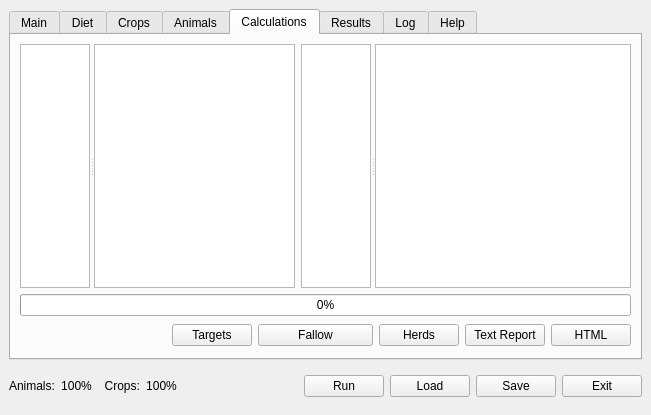
Above: src/ui/lamainformbase.ui from arkygeek/landuseanalyst before the change. Below: the same form after it.
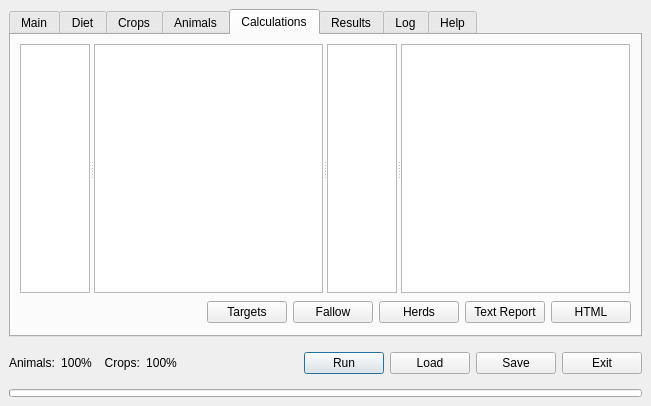
That is the form after the change. The open tabs and pages were chosen to show the change. Icons and pictures are not drawn.

Commit message: graphics for both animals and crops functional, but buggy for some reason the file dialog loads twice should be once added a skinny progress bar on bottom of main form.

```diff
--- a/src/ui/lamainformbase.ui
+++ b/src/ui/lamainformbase.ui
@@ -7,7 +7,7 @@
     <x>0</x>
     <y>0</y>
     <width>651</width>
-    <height>415</height>
+    <height>406</height>
    </rect>
   </property>
   <property name="sizePolicy" >
@@ -31,6 +31,227 @@
    <property name="spacing" >
     <number>6</number>
    </property>
+   <item row="1" column="0" >
+    <layout class="QVBoxLayout" >
+     <property name="margin" >
+      <number>0</number>
+     </property>
+     <property name="spacing" >
+      <number>6</number>
+     </property>
+     <item>
+      <layout class="QHBoxLayout" >
+       <property name="margin" >
+        <number>0</number>
+       </property>
+       <property name="spacing" >
+        <number>6</number>
+       </property>
+       <item>
+        <widget class="QLabel" name="label_5" >
+         <property name="toolTip" >
+          <string>&lt;html>&lt;head>&lt;meta name="qrichtext" content="1" />&lt;style type="text/css">
+p, li { white-space: pre-wrap; }
+&lt;/style>&lt;/head>&lt;body style=" font-family:'Sans Serif'; font-size:9pt; font-weight:400; font-style:normal; text-decoration:none;">
+&lt;p style=" margin-top:0px; margin-bottom:0px; margin-left:0px; margin-right:0px; -qt-block-indent:0; text-indent:0px;">This is the sum of percent of diet figures for all of the animals being used in the model.  &lt;span style=" font-weight:600; font-style:italic; text-decoration: underline; color:#0000ff;">This must be 100%&lt;/span> to run!&lt;/p>&lt;/body>&lt;/html></string>
+         </property>
+         <property name="text" >
+          <string>Animals:</string>
+         </property>
+        </widget>
+       </item>
+       <item>
+        <widget class="QLabel" name="labelAnimalCheck" >
+         <property name="toolTip" >
+          <string>&lt;html>&lt;head>&lt;meta name="qrichtext" content="1" />&lt;style type="text/css">
+p, li { white-space: pre-wrap; }
+&lt;/style>&lt;/head>&lt;body style=" font-family:'Sans Serif'; font-size:9pt; font-weight:400; font-style:normal; text-decoration:none;">
+&lt;p style=" margin-top:0px; margin-bottom:0px; margin-left:0px; margin-right:0px; -qt-block-indent:0; text-indent:0px;">This is the sum of percent of diet figures for all of the animals being used in the model.  &lt;span style=" font-weight:600; font-style:italic; text-decoration: underline; color:#0000ff;">This must be 100%&lt;/span> to run!&lt;/p>&lt;/body>&lt;/html></string>
+         </property>
+         <property name="text" >
+          <string>100%</string>
+         </property>
+         <property name="alignment" >
+          <set>Qt::AlignCenter</set>
+         </property>
+        </widget>
+       </item>
+       <item>
+        <widget class="QLabel" name="label_3" >
+         <property name="toolTip" >
+          <string>&lt;html>&lt;head>&lt;meta name="qrichtext" content="1" />&lt;style type="text/css">
+p, li { white-space: pre-wrap; }
+&lt;/style>&lt;/head>&lt;body style=" font-family:'Sans Serif'; font-size:9pt; font-weight:400; font-style:normal; text-decoration:none;">
+&lt;p style=" margin-top:0px; margin-bottom:0px; margin-left:0px; margin-right:0px; -qt-block-indent:0; text-indent:0px;">This is the sum of percent of diet figures for all of the crops being used in the model.  &lt;span style=" font-weight:600; font-style:italic; text-decoration: underline; color:#0000ff;">This must be 100%&lt;/span> to run!&lt;/p>&lt;/body>&lt;/html></string>
+         </property>
+         <property name="text" >
+          <string>  Crops:</string>
+         </property>
+        </widget>
+       </item>
+       <item>
+        <widget class="QLabel" name="labelCropCheck" >
+         <property name="toolTip" >
+          <string>&lt;html>&lt;head>&lt;meta name="qrichtext" content="1" />&lt;style type="text/css">
+p, li { white-space: pre-wrap; }
+&lt;/style>&lt;/head>&lt;body style=" font-family:'Sans Serif'; font-size:9pt; font-weight:400; font-style:normal; text-decoration:none;">
+&lt;p style=" margin-top:0px; margin-bottom:0px; margin-left:0px; margin-right:0px; -qt-block-indent:0; text-indent:0px;">This is the sum of percent of diet figures for all of the crops being used in the model.  &lt;span style=" font-weight:600; font-style:italic; text-decoration: underline; color:#0000ff;">This must be 100%&lt;/span> to run!&lt;/p>&lt;/body>&lt;/html></string>
+         </property>
+         <property name="text" >
+          <string>100%</string>
+         </property>
+         <property name="alignment" >
+          <set>Qt::AlignCenter</set>
+         </property>
+        </widget>
+       </item>
+       <item>
+        <spacer>
+         <property name="orientation" >
+          <enum>Qt::Horizontal</enum>
+         </property>
+         <property name="sizeHint" >
+          <size>
+           <width>16</width>
+           <height>40</height>
+          </size>
+         </property>
+        </spacer>
+       </item>
+       <item>
+        <widget class="QPushButton" name="pushButtonRun" >
+         <property name="sizePolicy" >
+          <sizepolicy>
+           <hsizetype>0</hsizetype>
+           <vsizetype>0</vsizetype>
+           <horstretch>0</horstretch>
+           <verstretch>0</verstretch>
+          </sizepolicy>
+         </property>
+         <property name="minimumSize" >
+          <size>
+           <width>0</width>
+           <height>0</height>
+          </size>
+         </property>
+         <property name="toolTip" >
+          <string>&lt;html>&lt;head>&lt;meta name="qrichtext" content="1" />&lt;style type="text/css">
+p, li { white-space: pre-wrap; }
+&lt;/style>&lt;/head>&lt;body style=" font-family:'Sans Serif'; font-size:9pt; font-weight:400; font-style:normal; text-decoration:none;">
+&lt;p style=" margin-top:0px; margin-bottom:0px; margin-left:0px; margin-right:0px; -qt-block-indent:0; text-indent:0px;">Run the model.&lt;/p>&lt;/body>&lt;/html></string>
+         </property>
+         <property name="whatsThis" >
+          <string>&lt;html>&lt;head>&lt;meta name="qrichtext" content="1" />&lt;style type="text/css">
+p, li { white-space: pre-wrap; }
+&lt;/style>&lt;/head>&lt;body style=" font-family:'Sans Serif'; font-size:9pt; font-weight:400; font-style:normal; text-decoration:none;">
+&lt;p style=" margin-top:0px; margin-bottom:0px; margin-left:0px; margin-right:0px; -qt-block-indent:0; text-indent:0px;">Pressing Calculate! will attempt to run the model with the parameters you have chosen.  If there are any errors, this process will fail, and indicate to you what the problem was.  To be on the safe side, always save your model before attempting to Calculate! it.  All results will be saved if the model runs correctly.&lt;/p>&lt;/body>&lt;/html></string>
+         </property>
+         <property name="text" >
+          <string>Run</string>
+         </property>
+        </widget>
+       </item>
+       <item>
+        <widget class="QPushButton" name="pushButtonLoad" >
+         <property name="sizePolicy" >
+          <sizepolicy>
+           <hsizetype>0</hsizetype>
+           <vsizetype>0</vsizetype>
+           <horstretch>0</horstretch>
+           <verstretch>0</verstretch>
+          </sizepolicy>
+         </property>
+         <property name="minimumSize" >
+          <size>
+           <width>0</width>
+           <height>0</height>
+          </size>
+         </property>
+         <property name="toolTip" >
+          <string>&lt;html>&lt;head>&lt;meta name="qrichtext" content="1" />&lt;style type="text/css">
+p, li { white-space: pre-wrap; }
+&lt;/style>&lt;/head>&lt;body style=" font-family:'Sans Serif'; font-size:9pt; font-weight:400; font-style:normal; text-decoration:none;">
+&lt;p style=" margin-top:0px; margin-bottom:0px; margin-left:0px; margin-right:0px; -qt-block-indent:0; text-indent:0px;">Load previously saved model parameters.&lt;/p>&lt;/body>&lt;/html></string>
+         </property>
+         <property name="text" >
+          <string>Load</string>
+         </property>
+        </widget>
+       </item>
+       <item>
+        <widget class="QPushButton" name="pushButtonSave" >
+         <property name="sizePolicy" >
+          <sizepolicy>
+           <hsizetype>0</hsizetype>
+           <vsizetype>0</vsizetype>
+           <horstretch>0</horstretch>
+           <verstretch>0</verstretch>
+          </sizepolicy>
+         </property>
+         <property name="toolTip" >
+          <string>&lt;html>&lt;head>&lt;meta name="qrichtext" content="1" />&lt;style type="text/css">
+p, li { white-space: pre-wrap; }
+&lt;/style>&lt;/head>&lt;body style=" font-family:'Sans Serif'; font-size:9pt; font-weight:400; font-style:normal; text-decoration:none;">
+&lt;p style=" margin-top:0px; margin-bottom:0px; margin-left:0px; margin-right:0px; -qt-block-indent:0; text-indent:0px;">Save all settings of this model to a file&lt;/p>&lt;/body>&lt;/html></string>
+         </property>
+         <property name="text" >
+          <string>Save</string>
+         </property>
+        </widget>
+       </item>
+       <item>
+        <widget class="QPushButton" name="pushButtonExit" >
+         <property name="sizePolicy" >
+          <sizepolicy>
+           <hsizetype>0</hsizetype>
+           <vsizetype>0</vsizetype>
+           <horstretch>0</horstretch>
+           <verstretch>0</verstretch>
+          </sizepolicy>
+         </property>
+         <property name="toolTip" >
+          <string>&lt;html>&lt;head>&lt;meta name="qrichtext" content="1" />&lt;style type="text/css">
+p, li { white-space: pre-wrap; }
+&lt;/style>&lt;/head>&lt;body style=" font-family:'Sans Serif'; font-size:9pt; font-weight:400; font-style:normal; text-decoration:none;">
+&lt;p style="-qt-paragraph-type:empty; margin-top:0px; margin-bottom:0px; margin-left:0px; margin-right:0px; -qt-block-indent:0; text-indent:0px;">&lt;/p>&lt;/body>&lt;/html></string>
+         </property>
+         <property name="text" >
+          <string>Exit</string>
+         </property>
+        </widget>
+       </item>
+      </layout>
+     </item>
+     <item>
+      <widget class="QProgressBar" name="progressBarCalcs" >
+       <property name="maximumSize" >
+        <size>
+         <width>16777215</width>
+         <height>8</height>
+        </size>
+       </property>
+       <property name="toolTip" >
+        <string>&lt;html>&lt;head>&lt;meta name="qrichtext" content="1" />&lt;style type="text/css">
+p, li { white-space: pre-wrap; }
+&lt;/style>&lt;/head>&lt;body style=" font-family:'Sans Serif'; font-size:9pt; font-weight:400; font-style:normal; text-decoration:none;">
+&lt;p style=" margin-top:0px; margin-bottom:0px; margin-left:0px; margin-right:0px; -qt-block-indent:0; text-indent:0px;">Shows when program is busy, or progress of tasks.&lt;/p>&lt;/body>&lt;/html></string>
+       </property>
+       <property name="value" >
+        <number>0</number>
+       </property>
+       <property name="textVisible" >
+        <bool>false</bool>
+       </property>
+       <property name="orientation" >
+        <enum>Qt::Horizontal</enum>
+       </property>
+       <property name="format" >
+        <string>%p%</string>
+       </property>
+      </widget>
+     </item>
+    </layout>
+   </item>
    <item row="0" column="0" >
     <widget class="QTabWidget" name="MainTabs" >
      <property name="sizePolicy" >
@@ -1791,65 +2012,11 @@
        <property name="spacing" >
         <number>6</number>
        </property>
-       <item row="1" column="0" colspan="7" >
-        <widget class="QProgressBar" name="progressBarCalcs" >
-         <property name="value" >
-          <number>0</number>
-         </property>
+       <item row="0" column="0" colspan="6" >
+        <widget class="QSplitter" name="splitter_4" >
          <property name="orientation" >
           <enum>Qt::Horizontal</enum>
          </property>
-        </widget>
-       </item>
-       <item row="2" column="5" >
-        <widget class="QPushButton" name="pbnText" >
-         <property name="text" >
-          <string>Text Report</string>
-         </property>
-        </widget>
-       </item>
-       <item row="2" column="4" >
-        <widget class="QPushButton" name="pbnHerds" >
-         <property name="text" >
-          <string>Herds</string>
-         </property>
-        </widget>
-       </item>
-       <item row="2" column="6" >
-        <widget class="QPushButton" name="pbnHtml" >
-         <property name="text" >
-          <string>HTML</string>
-         </property>
-        </widget>
-       </item>
-       <item row="2" column="2" colspan="2" >
-        <widget class="QPushButton" name="pbnFallow" >
-         <property name="text" >
-          <string>Fallow</string>
-         </property>
-        </widget>
-       </item>
-       <item row="2" column="1" >
-        <widget class="QPushButton" name="pbnTargets" >
-         <property name="text" >
-          <string>Targets</string>
-         </property>
-        </widget>
-       </item>
-       <item row="2" column="0" >
-        <spacer>
-         <property name="orientation" >
-          <enum>Qt::Horizontal</enum>
-         </property>
-         <property name="sizeHint" >
-          <size>
-           <width>341</width>
-           <height>27</height>
-          </size>
-         </property>
-        </spacer>
-       </item>
-       <item row="0" column="0" colspan="3" >
         <widget class="QSplitter" name="splitter_2" >
          <property name="orientation" >
           <enum>Qt::Horizontal</enum>
@@ -1901,8 +2068,6 @@
           </property>
          </widget>
         </widget>
-       </item>
-       <item row="0" column="3" colspan="4" >
         <widget class="QSplitter" name="splitter_5" >
          <property name="orientation" >
           <enum>Qt::Horizontal</enum>
@@ -1954,6 +2119,55 @@
           </property>
          </widget>
         </widget>
+        </widget>
+       </item>
+       <item row="1" column="0" >
+        <spacer>
+         <property name="orientation" >
+          <enum>Qt::Horizontal</enum>
+         </property>
+         <property name="sizeHint" >
+          <size>
+           <width>341</width>
+           <height>27</height>
+          </size>
+         </property>
+        </spacer>
+       </item>
+       <item row="1" column="1" >
+        <widget class="QPushButton" name="pbnTargets" >
+         <property name="text" >
+          <string>Targets</string>
+         </property>
+        </widget>
+       </item>
+       <item row="1" column="2" >
+        <widget class="QPushButton" name="pbnFallow" >
+         <property name="text" >
+          <string>Fallow</string>
+         </property>
+        </widget>
+       </item>
+       <item row="1" column="5" >
+        <widget class="QPushButton" name="pbnHtml" >
+         <property name="text" >
+          <string>HTML</string>
+         </property>
+        </widget>
+       </item>
+       <item row="1" column="3" >
+        <widget class="QPushButton" name="pbnHerds" >
+         <property name="text" >
+          <string>Herds</string>
+         </property>
+        </widget>
+       </item>
+       <item row="1" column="4" >
+        <widget class="QPushButton" name="pbnText" >
+         <property name="text" >
+          <string>Text Report</string>
+         </property>
+        </widget>
        </item>
       </layout>
      </widget>
@@ -2594,189 +2808,6 @@
      </widget>
     </widget>
    </item>
-   <item row="1" column="0" >
-    <layout class="QHBoxLayout" >
-     <property name="margin" >
-      <number>0</number>
-     </property>
-     <property name="spacing" >
-      <number>6</number>
-     </property>
-     <item>
-      <widget class="QLabel" name="label_5" >
-       <property name="toolTip" >
-        <string>&lt;html>&lt;head>&lt;meta name="qrichtext" content="1" />&lt;style type="text/css">
-p, li { white-space: pre-wrap; }
-&lt;/style>&lt;/head>&lt;body style=" font-family:'Sans Serif'; font-size:9pt; font-weight:400; font-style:normal; text-decoration:none;">
-&lt;p style=" margin-top:0px; margin-bottom:0px; margin-left:0px; margin-right:0px; -qt-block-indent:0; text-indent:0px;">This is the sum of percent of diet figures for all of the animals being used in the model.  &lt;span style=" font-weight:600; font-style:italic; text-decoration: underline; color:#0000ff;">This must be 100%&lt;/span> to run!&lt;/p>&lt;/body>&lt;/html></string>
-       </property>
-       <property name="text" >
-        <string>Animals:</string>
-       </property>
-      </widget>
-     </item>
-     <item>
-      <widget class="QLabel" name="labelAnimalCheck" >
-       <property name="toolTip" >
-        <string>&lt;html>&lt;head>&lt;meta name="qrichtext" content="1" />&lt;style type="text/css">
-p, li { white-space: pre-wrap; }
-&lt;/style>&lt;/head>&lt;body style=" font-family:'Sans Serif'; font-size:9pt; font-weight:400; font-style:normal; text-decoration:none;">
-&lt;p style=" margin-top:0px; margin-bottom:0px; margin-left:0px; margin-right:0px; -qt-block-indent:0; text-indent:0px;">This is the sum of percent of diet figures for all of the animals being used in the model.  &lt;span style=" font-weight:600; font-style:italic; text-decoration: underline; color:#0000ff;">This must be 100%&lt;/span> to run!&lt;/p>&lt;/body>&lt;/html></string>
-       </property>
-       <property name="text" >
-        <string>100%</string>
-       </property>
-       <property name="alignment" >
-        <set>Qt::AlignCenter</set>
-       </property>
-      </widget>
-     </item>
-     <item>
-      <widget class="QLabel" name="label_3" >
-       <property name="toolTip" >
-        <string>&lt;html>&lt;head>&lt;meta name="qrichtext" content="1" />&lt;style type="text/css">
-p, li { white-space: pre-wrap; }
-&lt;/style>&lt;/head>&lt;body style=" font-family:'Sans Serif'; font-size:9pt; font-weight:400; font-style:normal; text-decoration:none;">
-&lt;p style=" margin-top:0px; margin-bottom:0px; margin-left:0px; margin-right:0px; -qt-block-indent:0; text-indent:0px;">This is the sum of percent of diet figures for all of the crops being used in the model.  &lt;span style=" font-weight:600; font-style:italic; text-decoration: underline; color:#0000ff;">This must be 100%&lt;/span> to run!&lt;/p>&lt;/body>&lt;/html></string>
-       </property>
-       <property name="text" >
-        <string>  Crops:</string>
-       </property>
-      </widget>
-     </item>
-     <item>
-      <widget class="QLabel" name="labelCropCheck" >
-       <property name="toolTip" >
-        <string>&lt;html>&lt;head>&lt;meta name="qrichtext" content="1" />&lt;style type="text/css">
-p, li { white-space: pre-wrap; }
-&lt;/style>&lt;/head>&lt;body style=" font-family:'Sans Serif'; font-size:9pt; font-weight:400; font-style:normal; text-decoration:none;">
-&lt;p style=" margin-top:0px; margin-bottom:0px; margin-left:0px; margin-right:0px; -qt-block-indent:0; text-indent:0px;">This is the sum of percent of diet figures for all of the crops being used in the model.  &lt;span style=" font-weight:600; font-style:italic; text-decoration: underline; color:#0000ff;">This must be 100%&lt;/span> to run!&lt;/p>&lt;/body>&lt;/html></string>
-       </property>
-       <property name="text" >
-        <string>100%</string>
-       </property>
-       <property name="alignment" >
-        <set>Qt::AlignCenter</set>
-       </property>
-      </widget>
-     </item>
-     <item>
-      <spacer>
-       <property name="orientation" >
-        <enum>Qt::Horizontal</enum>
-       </property>
-       <property name="sizeHint" >
-        <size>
-         <width>16</width>
-         <height>40</height>
-        </size>
-       </property>
-      </spacer>
-     </item>
-     <item>
-      <widget class="QPushButton" name="pushButtonRun" >
-       <property name="sizePolicy" >
-        <sizepolicy>
-         <hsizetype>0</hsizetype>
-         <vsizetype>0</vsizetype>
-         <horstretch>0</horstretch>
-         <verstretch>0</verstretch>
-        </sizepolicy>
-       </property>
-       <property name="minimumSize" >
-        <size>
-         <width>0</width>
-         <height>0</height>
-        </size>
-       </property>
-       <property name="toolTip" >
-        <string>&lt;html>&lt;head>&lt;meta name="qrichtext" content="1" />&lt;style type="text/css">
-p, li { white-space: pre-wrap; }
-&lt;/style>&lt;/head>&lt;body style=" font-family:'Sans Serif'; font-size:9pt; font-weight:400; font-style:normal; text-decoration:none;">
-&lt;p style=" margin-top:0px; margin-bottom:0px; margin-left:0px; margin-right:0px; -qt-block-indent:0; text-indent:0px;">Run the model.&lt;/p>&lt;/body>&lt;/html></string>
-       </property>
-       <property name="whatsThis" >
-        <string>&lt;html>&lt;head>&lt;meta name="qrichtext" content="1" />&lt;style type="text/css">
-p, li { white-space: pre-wrap; }
-&lt;/style>&lt;/head>&lt;body style=" font-family:'Sans Serif'; font-size:9pt; font-weight:400; font-style:normal; text-decoration:none;">
-&lt;p style=" margin-top:0px; margin-bottom:0px; margin-left:0px; margin-right:0px; -qt-block-indent:0; text-indent:0px;">Pressing Calculate! will attempt to run the model with the parameters you have chosen.  If there are any errors, this process will fail, and indicate to you what the problem was.  To be on the safe side, always save your model before attempting to Calculate! it.  All results will be saved if the model runs correctly.&lt;/p>&lt;/body>&lt;/html></string>
-       </property>
-       <property name="text" >
-        <string>Run</string>
-       </property>
-      </widget>
-     </item>
-     <item>
-      <widget class="QPushButton" name="pushButtonLoad" >
-       <property name="sizePolicy" >
-        <sizepolicy>
-         <hsizetype>0</hsizetype>
-         <vsizetype>0</vsizetype>
-         <horstretch>0</horstretch>
-         <verstretch>0</verstretch>
-        </sizepolicy>
-       </property>
-       <property name="minimumSize" >
-        <size>
-         <width>0</width>
-         <height>0</height>
-        </size>
-       </property>
-       <property name="toolTip" >
-        <string>&lt;html>&lt;head>&lt;meta name="qrichtext" content="1" />&lt;style type="text/css">
-p, li { white-space: pre-wrap; }
-&lt;/style>&lt;/head>&lt;body style=" font-family:'Sans Serif'; font-size:9pt; font-weight:400; font-style:normal; text-decoration:none;">
-&lt;p style=" margin-top:0px; margin-bottom:0px; margin-left:0px; margin-right:0px; -qt-block-indent:0; text-indent:0px;">Load previously saved model parameters.&lt;/p>&lt;/body>&lt;/html></string>
-       </property>
-       <property name="text" >
-        <string>Load</string>
-       </property>
-      </widget>
-     </item>
-     <item>
-      <widget class="QPushButton" name="pushButtonSave" >
-       <property name="sizePolicy" >
-        <sizepolicy>
-         <hsizetype>0</hsizetype>
-         <vsizetype>0</vsizetype>
-         <horstretch>0</horstretch>
-         <verstretch>0</verstretch>
-        </sizepolicy>
-       </property>
-       <property name="toolTip" >
-        <string>&lt;html>&lt;head>&lt;meta name="qrichtext" content="1" />&lt;style type="text/css">
-p, li { white-space: pre-wrap; }
-&lt;/style>&lt;/head>&lt;body style=" font-family:'Sans Serif'; font-size:9pt; font-weight:400; font-style:normal; text-decoration:none;">
-&lt;p style=" margin-top:0px; margin-bottom:0px; margin-left:0px; margin-right:0px; -qt-block-indent:0; text-indent:0px;">Save all settings of this model to a file&lt;/p>&lt;/body>&lt;/html></string>
-       </property>
-       <property name="text" >
-        <string>Save</string>
-       </property>
-      </widget>
-     </item>
-     <item>
-      <widget class="QPushButton" name="pushButtonExit" >
-       <property name="sizePolicy" >
-        <sizepolicy>
-         <hsizetype>0</hsizetype>
-         <vsizetype>0</vsizetype>
-         <horstretch>0</horstretch>
-         <verstretch>0</verstretch>
-        </sizepolicy>
-       </property>
-       <property name="toolTip" >
-        <string>&lt;html>&lt;head>&lt;meta name="qrichtext" content="1" />&lt;style type="text/css">
-p, li { white-space: pre-wrap; }
-&lt;/style>&lt;/head>&lt;body style=" font-family:'Sans Serif'; font-size:9pt; font-weight:400; font-style:normal; text-decoration:none;">
-&lt;p style="-qt-paragraph-type:empty; margin-top:0px; margin-bottom:0px; margin-left:0px; margin-right:0px; -qt-block-indent:0; text-indent:0px;">&lt;/p>&lt;/body>&lt;/html></string>
-       </property>
-       <property name="text" >
-        <string>Exit</string>
-       </property>
-      </widget>
-     </item>
-    </layout>
-   </item>
   </layout>
  </widget>
  <tabstops>
```
Lines whose indentation alone changed are shown as unchanged. The commit also changes 8 other files.
